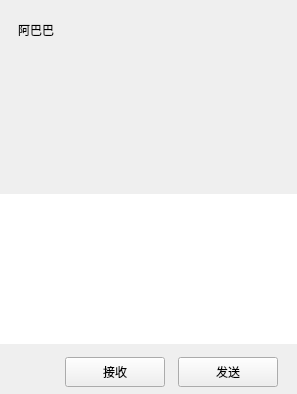
Above: chatpage.ui from long-xinghua/myChat before the change. Below: the same form after it.
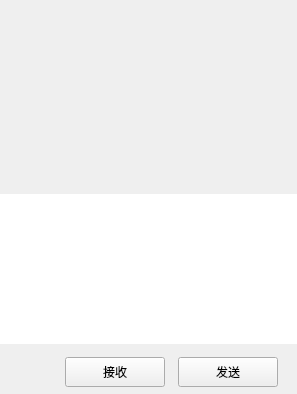
That is the form after the change. Custom widgets are drawn as their Qt base class.

Patch:
```diff
--- a/chatpage.ui
+++ b/chatpage.ui
@@ -68,7 +68,7 @@
             <item>
              <widget class="QLabel" name="titleLabel">
               <property name="text">
-               <string>阿巴巴</string>
+               <string/>
               </property>
              </widget>
             </item>
```
